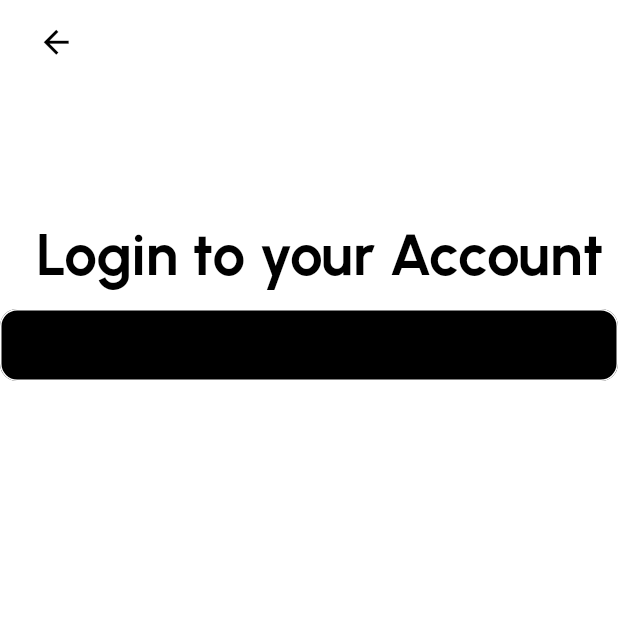
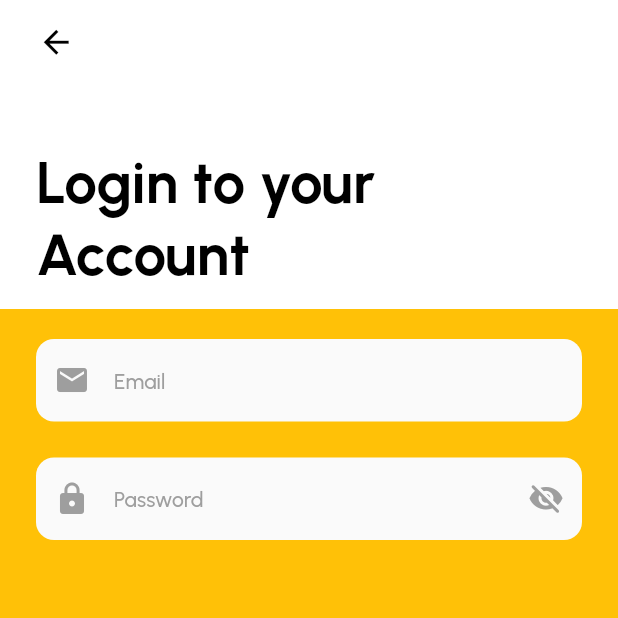
Before and after one commit to james1507/james_shop, a Flutter app: the AccountAuthPage screen opened by its route, after a tap on "Sign in with password", on a phone screen of 412 x 824 dp, the top half of it. Run offline on Flutter 3.47's test engine with Material 3 defaults, Android fonts, the phone set to English and light mode, and no system bars; our stand-ins replace dio, equatable, firebase_auth, firebase_core, flutter_bloc, flutter_screenutil and 7 more; missing offline and left inert: flutter_facebook_auth; accounts and stored records are empty; generated files the repository leaves out were written again.

Commit message:
done text input

```diff
--- a/lib/core/style/app_theme.dart
+++ b/lib/core/style/app_theme.dart
@@ -46,6 +46,7 @@ final ThemeData appTheme = ThemeData(
   ),
   colorScheme: ColorScheme.fromSwatch().copyWith(
     secondary: AppColors.primaryColor,
+    onSecondary: AppColors.greyscale50,
     onSurface: AppColors.white,
   ),
   inputDecorationTheme: InputDecorationTheme(
@@ -110,6 +111,7 @@ final ThemeData darkAppTheme = ThemeData(
   ),
   colorScheme: ColorScheme.fromSwatch().copyWith(
     secondary: AppColors.primaryColor,
+    onSecondary: AppColors.darkDark2,
     onSurface: AppColors.primaryColor,
   ),
   inputDecorationTheme: InputDecorationTheme(
--- a/lib/core/translations/intl/app_localizations.dart
+++ b/lib/core/translations/intl/app_localizations.dart
@@ -198,7 +198,7 @@ abstract class S {
   /// No description provided for @loginTitle.
   ///
   /// In en, this message translates to:
-  /// **'Login to your Account'**
+  /// **'Login to your\nAccount'**
   String get loginTitle;
 
   /// No description provided for @email.
--- a/lib/core/translations/intl/app_localizations_en.dart
+++ b/lib/core/translations/intl/app_localizations_en.dart
@@ -56,7 +56,7 @@ class SEn extends S {
   String get signUp => 'Sign up';
 
   @override
-  String get loginTitle => 'Login to your Account';
+  String get loginTitle => 'Login to your\nAccount';
 
   @override
   String get email => 'Email';
--- a/lib/core/translations/intl/app_localizations_vi.dart
+++ b/lib/core/translations/intl/app_localizations_vi.dart
@@ -56,7 +56,7 @@ class SVi extends S {
   String get signUp => 'Đăng ký';
 
   @override
-  String get loginTitle => 'Đăng nhập vào tài khoản của bạn';
+  String get loginTitle => 'Đăng nhập vào tài khoản\ncủa bạn';
 
   @override
   String get email => 'Email';
--- a/lib/core/translations/intl_en.arb
+++ b/lib/core/translations/intl_en.arb
@@ -16,7 +16,7 @@
     "signInWithPassword": "Sign in with password",
     "dontHaveAnAccount": "Don't have an account?",
     "signUp": "Sign up",
-    "loginTitle": "Login to your Account",
+    "loginTitle": "Login to your\nAccount",
     "email": "Email",
     "password": "Password",
     "rememberMe": "Remember me",
--- a/lib/core/translations/intl_vi.arb
+++ b/lib/core/translations/intl_vi.arb
@@ -16,7 +16,7 @@
     "signInWithPassword": "Đăng nhập với mật khẩu",
     "dontHaveAnAccount": "Bạn chưa có tài khoản?",
     "signUp": "Đăng ký",
-    "loginTitle": "Đăng nhập vào tài khoản của bạn",
+    "loginTitle": "Đăng nhập vào tài khoản\ncủa bạn",
     "email": "Email",
     "password": "Password",
     "rememberMe": "Remember me",
--- a/lib/features/login/presentation/pages/login_page.dart
+++ b/lib/features/login/presentation/pages/login_page.dart
@@ -1,5 +1,6 @@
 import 'package:flutter/material.dart';
 import 'package:flutter_bloc/flutter_bloc.dart';
+import 'package:james_shop/core/style/app_colors.dart';
 import 'package:james_shop/core/translations/l10n.dart';
 import 'package:james_shop/core/utils/injections.dart';
 import 'package:james_shop/features/login/domain/usecases/login_usecase.dart';
@@ -20,12 +21,43 @@ class _LoginPageState extends State<LoginPage> {
   @override
   Widget build(BuildContext context) {
     return Scaffold(
+      backgroundColor: Colors.amber,
       body: BlocBuilder<LoginBloc, LoginState>(
         bloc: _bloc,
         builder: (context, state) {
           return AuthAppbar(
             title: lang.loginTitle,
-            child: AppTextInput(),
+            child: Container(
+              margin: const EdgeInsets.symmetric(horizontal: 24, vertical: 20),
+              child: Column(
+                children: [
+                  AppTextInput(
+                    controller: _bloc.emailInputController,
+                    hintText: lang.email,
+                    icon: const Icon(
+                      Icons.email,
+                      color: AppColors.greyscale500,
+                    ),
+                    border: OutlineInputBorder(
+                      borderRadius: BorderRadius.circular(12),
+                    ),
+                  ),
+                  const SizedBox(height: 24),
+                  AppTextInput(
+                    controller: _bloc.passwordInputController,
+                    showTogglePassword: true,
+                    hintText: lang.password,
+                    icon: const Icon(
+                      Icons.lock,
+                      color: AppColors.greyscale500,
+                    ),
+                    border: OutlineInputBorder(
+                      borderRadius: BorderRadius.circular(12),
+                    ),
+                  ),
+                ],
+              ),
+            ),
           );
         },
       ),
--- a/lib/shared/presentation/widgets/app_text_input.dart
+++ b/lib/shared/presentation/widgets/app_text_input.dart
@@ -1,21 +1,95 @@
 import 'package:flutter/material.dart';
+import 'package:flutter/widgets.dart';
+import 'package:james_shop/core/style/app_colors.dart';
 
-class AppTextInput extends StatelessWidget {
-  const AppTextInput({super.key});
+class AppTextInput extends StatefulWidget {
+  final TextEditingController? controller;
+  final Widget? icon;
+  final String? hintText;
+  final OutlineInputBorder? border;
+  final FocusNode? focusNode;
+  final bool showTogglePassword;
+
+  const AppTextInput({
+    super.key,
+    this.controller,
+    this.focusNode,
+    this.icon,
+    this.hintText,
+    this.border,
+    this.showTogglePassword = false,
+  });
+
+  @override
+  State<AppTextInput> createState() => _AppTextInputState();
+}
+
+class _AppTextInputState extends State<AppTextInput> {
+  bool _obscured = false;
+  FocusNode? _focusNode;
+
+  @override
+  void initState() {
+    super.initState();
+    _focusNode = widget.focusNode ?? FocusNode();
+  }
+
+  void _toggleObscured() {
+    if (_focusNode == null) return;
+    setState(() {
+      _obscured = !_obscured;
+      if (_focusNode!.hasPrimaryFocus) return;
+      _focusNode!.canRequestFocus = false;
+    });
+  }
 
   @override
   Widget build(BuildContext context) {
+    final theme = Theme.of(context);
+
     return TextFormField(
+      controller: widget.controller,
+      focusNode: _focusNode,
       decoration: InputDecoration(
+        fillColor: theme.colorScheme.onSecondary,
+        filled: true,
+        contentPadding: const EdgeInsets.symmetric(vertical: 16),
         focusedBorder: OutlineInputBorder(
-          borderSide: BorderSide(
-            color: Colors.black,
-            width: 1.0,
+            borderSide: BorderSide(
+              color: theme.primaryColor,
+              width: 1.0,
+            ),
+            borderRadius: BorderRadius.circular(12)),
+        enabledBorder: OutlineInputBorder(
+          borderRadius: BorderRadius.circular(12),
+          borderSide: const BorderSide(
+            color: AppColors.transparent,
           ),
         ),
-        fillColor: Colors.black,
-        filled: true,
+        hintText: widget.hintText,
+        hintStyle: theme.textTheme.titleSmall!.copyWith(
+          fontSize: 14,
+          color: AppColors.greyscale500,
+        ),
+        prefixIcon: widget.icon,
+        suffixIcon: Visibility(
+          visible: widget.showTogglePassword,
+          child: IconButton(
+            icon: Icon(
+              _obscured ? Icons.visibility_rounded : Icons.visibility_off_rounded,
+              color: AppColors.greyscale500,
+            ),
+            onPressed: _toggleObscured,
+          ),
+        ),
+        border: widget.border,
       ),
+      style: theme.textTheme.titleSmall!.copyWith(
+        color: theme.primaryColor,
+        fontWeight: FontWeight.bold,
+        fontSize: 16,
+      ),
+      cursorColor: AppColors.greyscale500,
     );
   }
 }
```
Also changed, not shown: pubspec.lock, 3 other files.
